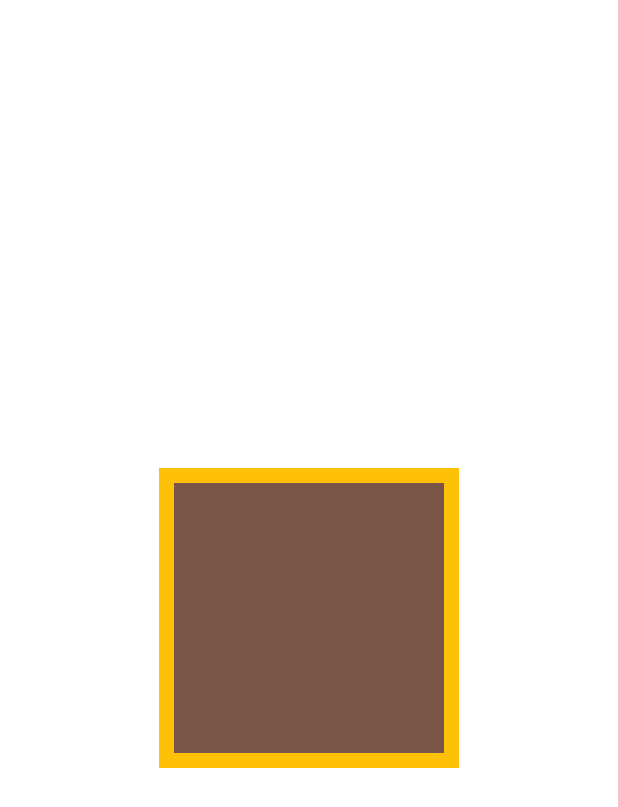
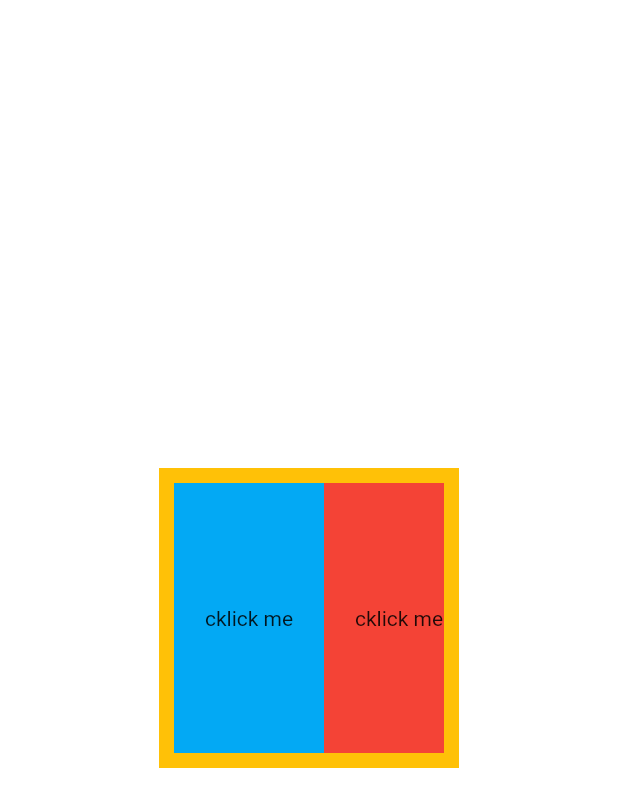
Before and after one commit to ahmad952/hallo_flutter, a Flutter app: the screen it shows after launch, on a phone screen of 412 x 824 dp. Shown: the top 807 px of the screen. Run offline on Flutter 3.47's test engine with Material 2 defaults, Android fonts, the phone set to English and light mode, and no system bars; our stand-ins replace touchable_opacity.

Commit message:
cklick GestureDetector(// keine animation InkWell(// hier mit sound cklick  animation TouchableOpacity(// das butten geblendet  also nutzer hat gefül gekklickt über fläsche beweget

```diff
--- a/lib/test_secreen.dart
+++ b/lib/test_secreen.dart
@@ -1,6 +1,7 @@
 import 'dart:math';
 
 import 'package:flutter/material.dart';
+import 'package:touchable_opacity/touchable_opacity.dart';
 final ContainerGeneretor = ()=> Container(
   width: 50,
   height: 50,
@@ -24,13 +25,68 @@ class TestScreen extends StatelessWidget{
           child: ListView(// leasy also die zeigt contener die in ansicht ist
           scrollDirection: Axis.horizontal,  // horizeotal scrolle
             children: [
-              ContainerGeneretor(),
-              ContainerGeneretor(),
-              ContainerGeneretor(),
-              ContainerGeneretor(),
-              ContainerGeneretor(),
-              ContainerGeneretor(),
-              ContainerGeneretor(),
+              GestureDetector(// keine animation
+                onTap: (){
+                  showDialog(context:context, builder:(context){
+                    return AlertDialog(
+
+                      title: Text("Alert"),
+
+                    );
+
+                  });
+
+                },
+                child: Container(
+                  child: Column(
+                    mainAxisAlignment: MainAxisAlignment.center,
+                    children: [
+                      Text("cklick me"),
+                    ],
+                  ),color: Colors.lightBlue, height: 100,width: 100,),
+              ),
+      //____________________________________________________________________________________________________________________________________________
+              InkWell(// hier mit sound cklick  animation
+                onTap: (){
+                  showDialog(context:context, builder:(context){
+                    return AlertDialog(
+
+                      title: Text("Alert"),
+
+                    );
+
+                  });
+
+                },
+                child: Container(
+                  child: Column(
+                    mainAxisAlignment: MainAxisAlignment.center,
+                    children: [
+                      Text("cklick me"),
+                    ],
+                  ),color: Colors.red, height: 100,width: 100,),
+              ),
+  //____________________________________________________________________________________________________________________________________________
+              TouchableOpacity(// das butten geblendet  also nutzer hat gefül gekklickt über fläsche beweget
+                onTap: (){
+                  showDialog(context:context, builder:(context){
+                    return AlertDialog(
+
+                      title: Text("Alert"),
+
+                    );
+
+                  });
+
+                },
+                child: Container(
+                  child: Column(
+                    mainAxisAlignment: MainAxisAlignment.center,
+                    children: [
+                      Text("cklick me"),
+                    ],
+                  ),color: Colors.green, height: 100,width: 100,),
+              ),
 
 
             ],
--- a/pubspec.yaml
+++ b/pubspec.yaml
@@ -34,6 +34,7 @@ dependencies:
   # The following adds the Cupertino Icons font to your application.
   # Use with the CupertinoIcons class for iOS style icons.
   cupertino_icons: ^1.0.2
+  touchable_opacity: ^1.2.0
 
 dev_dependencies:
   flutter_test:
```
Also changed, not shown: pubspec.lock.
